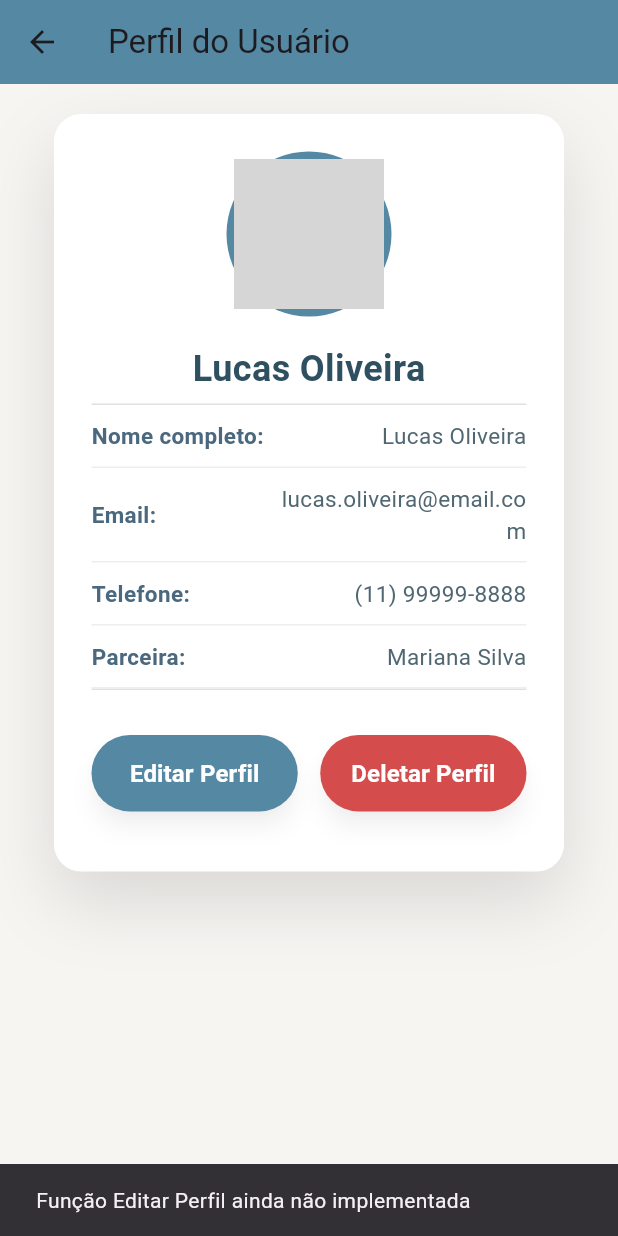
After one commit to Marcelo27072006/iris_frontend, a Flutter app: the UserProfileScreen screen opened directly, after a tap on "Editar Perfil", on a phone screen of 412 x 824 dp. The commit adds this screen. Run offline on Flutter 3.47's test engine with Material 3 defaults, Android fonts, the phone set to English and light mode, and no system bars; our stand-ins replace flutter_secure_storage, shared_preferences; accounts and stored records are empty; network calls fail; grey boxes are pictures that could not be loaded.

Commit message:
atualização de conexão entre as páginas e do frontend ao backend

```diff
--- /dev/null
+++ b/lib/page/perfilPage.dart
@@ -0,0 +1,209 @@
+import 'package:flutter/material.dart';
+
+class UserProfileScreen extends StatefulWidget {
+  const UserProfileScreen({Key? key}) : super(key: key);
+
+  @override
+  State<UserProfileScreen> createState() => _UserProfileScreenState();
+}
+
+class _UserProfileScreenState extends State<UserProfileScreen> {
+  final String userName = 'Lucas Oliveira';
+  final String userEmail = 'lucas.oliveira@email.com';
+  final String userPhone = '(11) 99999-8888';
+  final String partnerName = 'Mariana Silva';
+  final String avatarUrl =
+      'https://images.unsplash.com/photo-1607746882042-944635dfe10e?ixlib=rb-4.0.3&auto=format&fit=crop&w=200&q=80';
+
+  void _onEditProfile() {
+    ScaffoldMessenger.of(context).showSnackBar(
+      const SnackBar(content: Text('Função Editar Perfil ainda não implementada')),
+    );
+  }
+
+  void _onDeleteProfile() async {
+    final bool? confirmed = await showDialog<bool>(
+      context: context,
+      builder: (context) => AlertDialog(
+        title: const Text('Deletar Perfil'),
+        content: const Text(
+            'Tem certeza que deseja deletar o seu perfil? Esta ação não poderá ser desfeita.'),
+        actions: [
+          TextButton(
+              onPressed: () => Navigator.of(context).pop(false),
+              child: const Text('Cancelar')),
+          ElevatedButton(
+              style: ElevatedButton.styleFrom(
+                backgroundColor: Colors.red.shade700,
+              ),
+              onPressed: () => Navigator.of(context).pop(true),
+              child: const Text('Deletar')),
+        ],
+      ),
+    );
+
+    if (confirmed == true) {
+      ScaffoldMessenger.of(context).showSnackBar(
+        const SnackBar(content: Text('Perfil deletado. Função backend não implementada.')),
+      );
+    }
+  }
+
+  Widget _infoTile(String label, String value) {
+    return Padding(
+      padding: const EdgeInsets.symmetric(vertical: 10.0),
+      child: Row(
+        children: [
+          Expanded(
+            flex: 4,
+            child: Text(
+              label,
+              style: const TextStyle(
+                fontWeight: FontWeight.w600,
+                color: Color(0xFF4A687E),
+                fontSize: 15,
+              ),
+            ),
+          ),
+          Expanded(
+            flex: 6,
+            child: Text(
+              value,
+              textAlign: TextAlign.right,
+              style: const TextStyle(
+                fontWeight: FontWeight.w400,
+                color: Color(0xFF506772),
+                fontSize: 15,
+              ),
+            ),
+          ),
+        ],
+      ),
+    );
+  }
+
+  @override
+  Widget build(BuildContext context) {
+    // Main container max width 340px equivalent, padding and shadow similar to CSS
+    return Scaffold(
+      backgroundColor: const Color(0xFFF7F5F2),
+      appBar: AppBar(
+        title: const Text('Perfil do Usuário'),
+        backgroundColor: const Color(0xFF5588A3),
+      ),
+      body: SingleChildScrollView(
+        child: Center(
+          child: Container(
+            width: 340,
+            margin: const EdgeInsets.symmetric(vertical: 20),
+            padding: const EdgeInsets.fromLTRB(25, 25, 25, 40),
+            decoration: BoxDecoration(
+              color: Colors.white,
+              borderRadius: BorderRadius.circular(18),
+              boxShadow: const [
+                BoxShadow(
+                  color: Color.fromRGBO(0, 0, 0, 0.12),
+                  offset: Offset(0, 20),
+                  blurRadius: 40,
+                ),
+              ],
+            ),
+            child: Column(
+              crossAxisAlignment: CrossAxisAlignment.center,
+              children: [
+                CircleAvatar(
+                  radius: 55,
+                  backgroundColor: const Color(0xFF5588A3),
+                  child: CircleAvatar(
+                    radius: 50,
+                    backgroundImage: NetworkImage(avatarUrl),
+                  ),
+                ),
+                const SizedBox(height: 18),
+                Text(
+                  userName,
+                  style: const TextStyle(
+                    fontSize: 24,
+                    fontWeight: FontWeight.w700,
+                    color: Color(0xFF2F5061),
+                  ),
+                ),
+                const SizedBox(height: 6),
+                Container(
+                  decoration: BoxDecoration(
+                    border: Border(
+                      top: BorderSide(color: Colors.grey.shade300),
+                      bottom: BorderSide(color: Colors.grey.shade300),
+                    ),
+                  ),
+                  child: Column(
+                    children: [
+                      _infoTile('Nome completo:', userName),
+                      Divider(color: Colors.grey.shade200, height: 1),
+                      _infoTile('Email:', userEmail),
+                      Divider(color: Colors.grey.shade200, height: 1),
+                      _infoTile('Telefone:', userPhone),
+                      Divider(color: Colors.grey.shade200, height: 1),
+                      _infoTile('Parceira:', partnerName),
+                      Divider(color: Colors.grey.shade200, height: 1),
+                    ],
+                  ),
+                ),
+                const SizedBox(height: 30),
+                Row(
+                  children: [
+                    Expanded(
+                      child: ElevatedButton(
+                        onPressed: _onEditProfile,
+                        style: ElevatedButton.styleFrom(
+                          backgroundColor: const Color(0xFF5588A3),
+                          shape: RoundedRectangleBorder(
+                            borderRadius: BorderRadius.circular(35),
+                          ),
+                          padding: const EdgeInsets.symmetric(vertical: 14),
+                          shadowColor: Colors.black26,
+                          elevation: 6,
+                        ),
+                        child: const Text(
+                          'Editar Perfil',
+                          style: TextStyle(
+                            fontWeight: FontWeight.w600,
+                            fontSize: 16,
+                            color: Colors.white,
+                          ),
+                        ),
+                      ),
+                    ),
+                    const SizedBox(width: 15),
+                    Expanded(
+                      child: ElevatedButton(
+                        onPressed: _onDeleteProfile,
+                        style: ElevatedButton.styleFrom(
+                          backgroundColor: const Color(0xFFD54C4C),
+                          shape: RoundedRectangleBorder(
+                            borderRadius: BorderRadius.circular(35),
+                          ),
+                          padding: const EdgeInsets.symmetric(vertical: 14),
+                          shadowColor: Colors.black26,
+                          elevation: 6,
+                        ),
+                        child: const Text(
+                          'Deletar Perfil',
+                          style: TextStyle(
+                            fontWeight: FontWeight.w600,
+                            fontSize: 16,
+                            color: Colors.white,
+                          ),
+                        ),
+                      ),
+                    ),
+                  ],
+                )
+              ],
+            ),
+          ),
+        ),
+      ),
+    );
+  }
+}
--- a/lib/page/testes/login_teste.dart
+++ b/lib/page/testes/login_teste.dart
@@ -17,10 +17,10 @@ class _LoginPageState extends State<login_teste> {
   final emailController = TextEditingController();
   final passwordController = TextEditingController();
 
-  final String baseUrl = 'http://192.168.0.194:3000';
+  final String baseUrl = 'https://4bbb-191-58-115-10.ngrok-free.app';
 
   Future<void> loginUser(String email, String password) async {
-    final String url = '$baseUrl/usuario/login';
+    final String url = '$baseUrl/auth/login';
 
     try {
       final response = await http.post(
@@ -110,7 +110,7 @@ class _LoginPageState extends State<login_teste> {
                       child: ClipRRect(
                         borderRadius: BorderRadius.circular(75),
                         child: Image.asset(
-                          'assets/images/iris.png',
+                          'assets/images/iris.jpg',
                           fit: BoxFit.cover,
                         ),
                       ),
```
Also changed, not shown: lib/main.dart (+1 -62 lines), lib/page/HomePage.dart (+21 -20 lines), lib/page/testes/SignUpPage_test.dart (+21 -15 lines), lib/page/testes/home_page.dart (+21 -8 lines).
